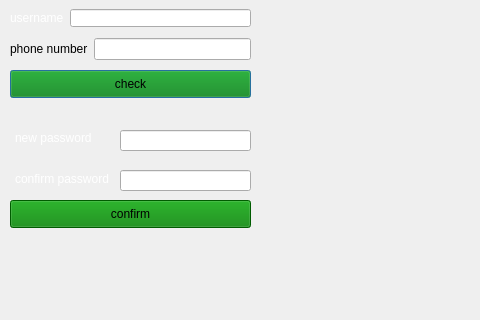
This is forgotmypassword.ui in ErfanGerami/AP-Project as Qt 5 draws it before an edit; both pictures show x 0 to 480 and y 0 to 320 of the 641 by 489 pixel window. The edited form follows.
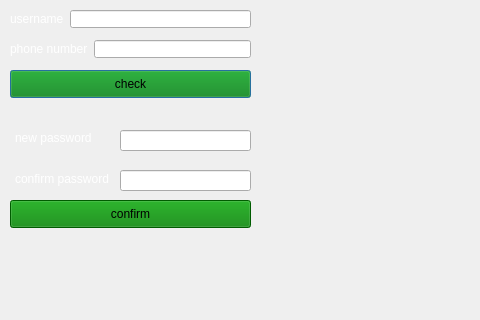
This is the edited form. Icons and pictures are not drawn.

Commit message: just adding some setters to player class

Patch:
```diff
--- a/forgotmypassword.ui
+++ b/forgotmypassword.ui
@@ -66,6 +66,9 @@
         <property name="autoFillBackground">
          <bool>false</bool>
         </property>
+        <property name="styleSheet">
+         <string notr="true">color:white;</string>
+        </property>
         <property name="text">
          <string>phone number</string>
         </property>
@@ -79,11 +82,7 @@
          </font>
         </property>
         <property name="styleSheet">
-         <string notr="true">#confirm_passL{border-image:
-url(:/images/images/gameground.png);
-padding-left:10px;
-
-}</string>
+         <string notr="true">border-image:url(:/images/images/gameground.png);padding-left:10px;</string>
         </property>
         <property name="cursorPosition">
          <number>0</number>
```
The commit also changes 2 other files.
